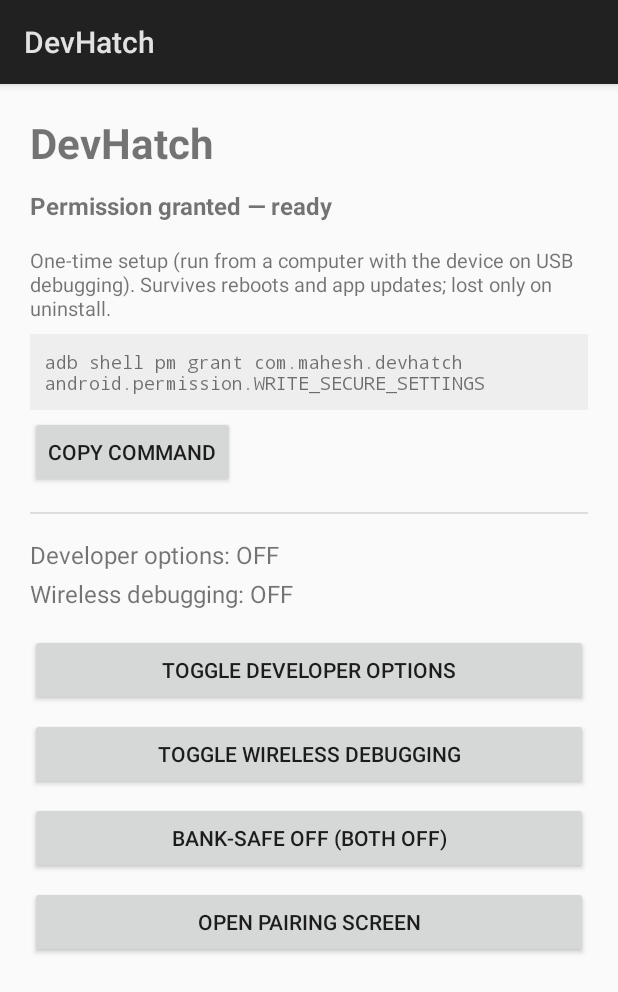
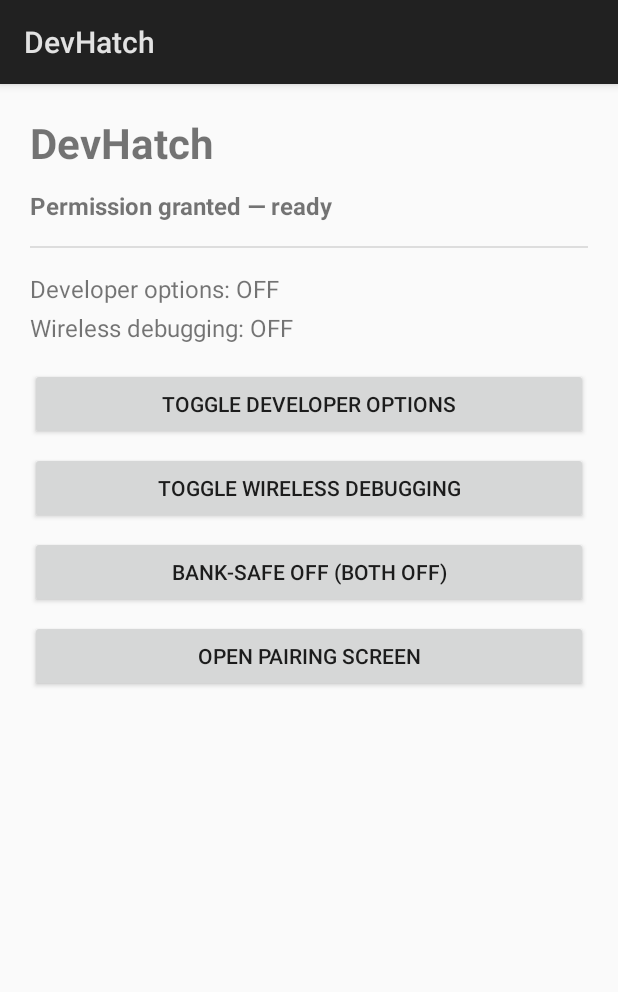
Before and after one commit to Mahesh-0101-0011/devhatch, an Android app: the screen it shows after launch (MainActivity), on a phone screen of 412 x 824 dp. Shown: the top 992 px of the screen. Run offline under Robolectric (Android 15) with nearby library versions, the phone set to English and light mode, and no system bars.

Commit message:
Remove the one-time setup section from the status screen
The `adb pm grant` command is run from a computer, not the phone, so
surfacing it (with a copy button) inside the Android app adds no value.
It already lives in the README, which is where it is actually needed.

Drops the grant hint, the command box, the copy button, and the now-unused
`copyToClipboard` helper and strings. The permission-status line and the
live flag state stay.

```diff
--- a/app/src/main/java/com/mahesh/devhatch/MainActivity.kt
+++ b/app/src/main/java/com/mahesh/devhatch/MainActivity.kt
@@ -1,19 +1,16 @@
 package com.mahesh.devhatch
 
 import android.app.Activity
-import android.content.ClipData
-import android.content.ClipboardManager
-import android.content.Context
 import android.os.Bundle
 import android.widget.Button
 import android.widget.TextView
 import android.widget.Toast
 
 /**
- * Status screen and manual fallback for the widget. Shows whether the
- * one-time grant is in place, the live state of both flags, buttons that do
- * the same work as the widget, and the exact adb command to (re)grant the
- * permission after a fresh install.
+ * Status screen and manual fallback for the widget. Shows whether the grant is
+ * in place and the live state of both flags, plus buttons that do the same
+ * work as the widget. The one-time `adb pm grant` command lives in the README,
+ * since it is run from a computer, not here.
  *
  * Plain Views on purpose: a widget-first utility has no need for Compose on a
  * budget device.
@@ -32,13 +29,6 @@ class MainActivity : Activity() {
         devState = findViewById(R.id.dev_state)
         adbState = findViewById(R.id.adb_state)
 
-        val grantCommand =
-            "adb shell pm grant $packageName android.permission.WRITE_SECURE_SETTINGS"
-        findViewById<TextView>(R.id.grant_command).text = grantCommand
-
-        findViewById<Button>(R.id.btn_copy_command).setOnClickListener {
-            copyToClipboard(grantCommand)
-        }
         findViewById<Button>(R.id.btn_toggle_dev).setOnClickListener {
             ifGranted { SettingsWriter.setDevOptions(this, !SettingsWriter.isDevOptionsEnabled(this)) }
         }
@@ -85,10 +75,4 @@ class MainActivity : Activity() {
 
     private fun label(on: Boolean): String =
         getString(if (on) R.string.state_on else R.string.state_off)
-
-    private fun copyToClipboard(text: String) {
-        val clipboard = getSystemService(Context.CLIPBOARD_SERVICE) as ClipboardManager
-        clipboard.setPrimaryClip(ClipData.newPlainText("DevHatch grant command", text))
-        Toast.makeText(this, R.string.toast_copied, Toast.LENGTH_SHORT).show()
-    }
 }
--- a/app/src/main/res/layout/activity_main.xml
+++ b/app/src/main/res/layout/activity_main.xml
@@ -24,31 +24,6 @@
             android:layout_marginTop="12dp"
             android:textSize="16sp"
             android:textStyle="bold" />
-
-        <TextView
-            android:layout_width="match_parent"
-            android:layout_height="wrap_content"
-            android:layout_marginTop="16dp"
-            android:text="@string/grant_hint"
-            android:textSize="13sp" />
-
-        <TextView
-            android:id="@+id/grant_command"
-            android:layout_width="match_parent"
-            android:layout_height="wrap_content"
-            android:layout_marginTop="8dp"
-            android:background="#EEEEEE"
-            android:fontFamily="monospace"
-            android:padding="10dp"
-            android:textIsSelectable="true"
-            android:textSize="12sp" />
-
-        <Button
-            android:id="@+id/btn_copy_command"
-            android:layout_width="wrap_content"
-            android:layout_height="wrap_content"
-            android:layout_marginTop="4dp"
-            android:text="@string/btn_copy_command" />
 
         <View
             android:layout_width="match_parent"
--- a/app/src/main/res/values/strings.xml
+++ b/app/src/main/res/values/strings.xml
@@ -16,8 +16,6 @@
     <string name="permission_missing">Permission NOT granted \u2014 run the command below</string>
     <string name="row_dev_options">Developer options: %1$s</string>
     <string name="row_adb_wifi">Wireless debugging: %1$s</string>
-    <string name="grant_hint">One\u2011time setup (run from a computer with the device on USB debugging). Survives reboots and app updates; lost only on uninstall.</string>
-    <string name="btn_copy_command">Copy command</string>
     <string name="btn_toggle_dev">Toggle developer options</string>
     <string name="btn_toggle_adb">Toggle wireless debugging</string>
     <string name="btn_banking_off">Bank\u2011safe off (both off)</string>
@@ -26,5 +24,4 @@
     <!-- Toasts -->
     <string name="toast_no_permission">WRITE_SECURE_SETTINGS not granted yet. Run the adb command on the status screen.</string>
     <string name="toast_no_pairing_screen">Could not open the wireless debugging screen on this device.</string>
-    <string name="toast_copied">Command copied to clipboard</string>
 </resources>
```
